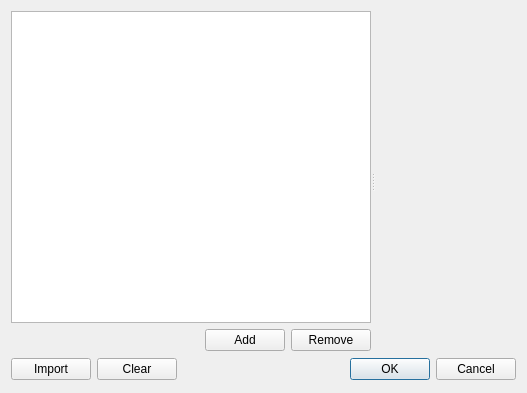
This is libs/guicore/project/inputcond/functional/inputconditionwidgetfunctionaldialog.ui in i-RIC/prepost-gui as Qt 5 draws it before an edit. The edited form follows.
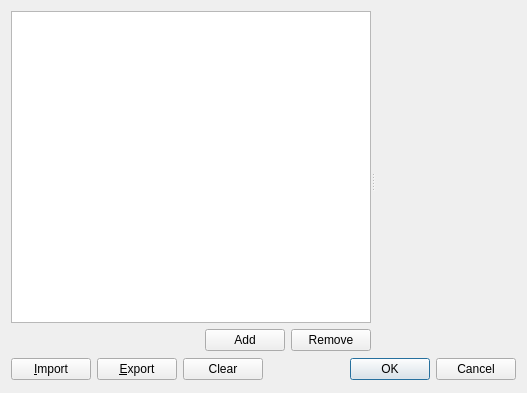
This is the edited form. Custom widgets are drawn as their Qt base class.

Commit message: r5846 in 2.3 branch merged: CSV Export of functional data now supported.

What changed in the file:
```diff
--- a/libs/guicore/project/inputcond/functional/inputconditionwidgetfunctionaldialog.ui
+++ b/libs/guicore/project/inputcond/functional/inputconditionwidgetfunctionaldialog.ui
@@ -69,7 +69,14 @@
      <item>
       <widget class="QPushButton" name="importButton">
        <property name="text">
-        <string>Import</string>
+        <string>&amp;Import</string>
+       </property>
+      </widget>
+     </item>
+     <item>
+      <widget class="QPushButton" name="exportButton">
+       <property name="text">
+        <string>&amp;Export</string>
        </property>
       </widget>
      </item>
```
The commit also changes 2 other files.
